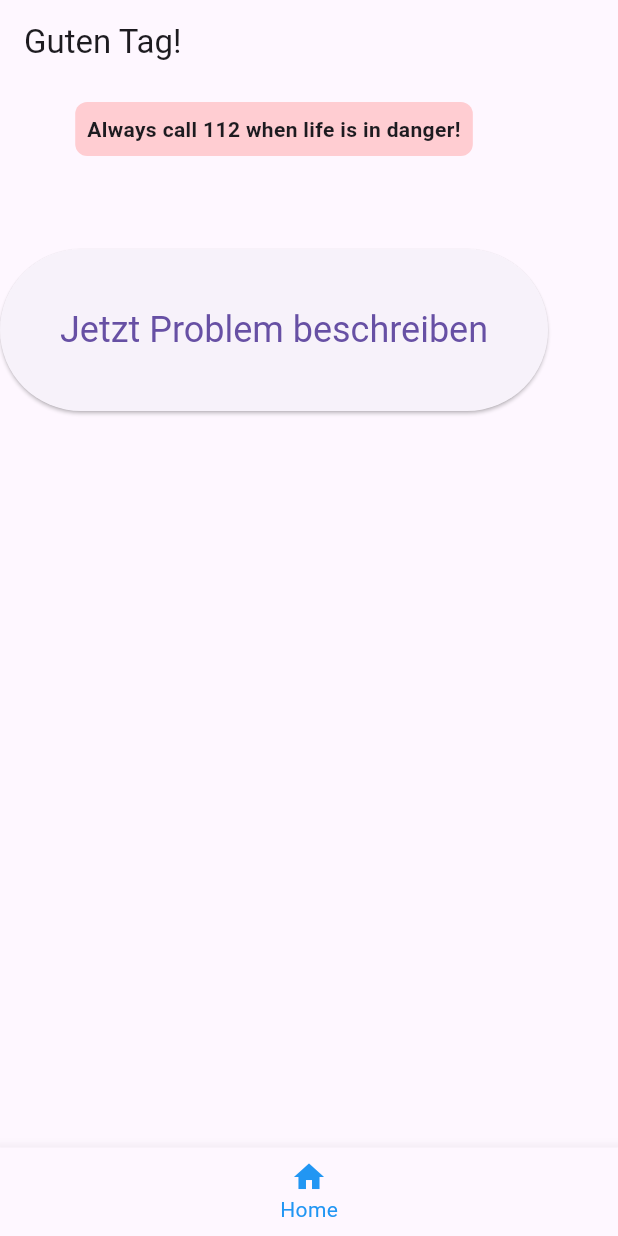
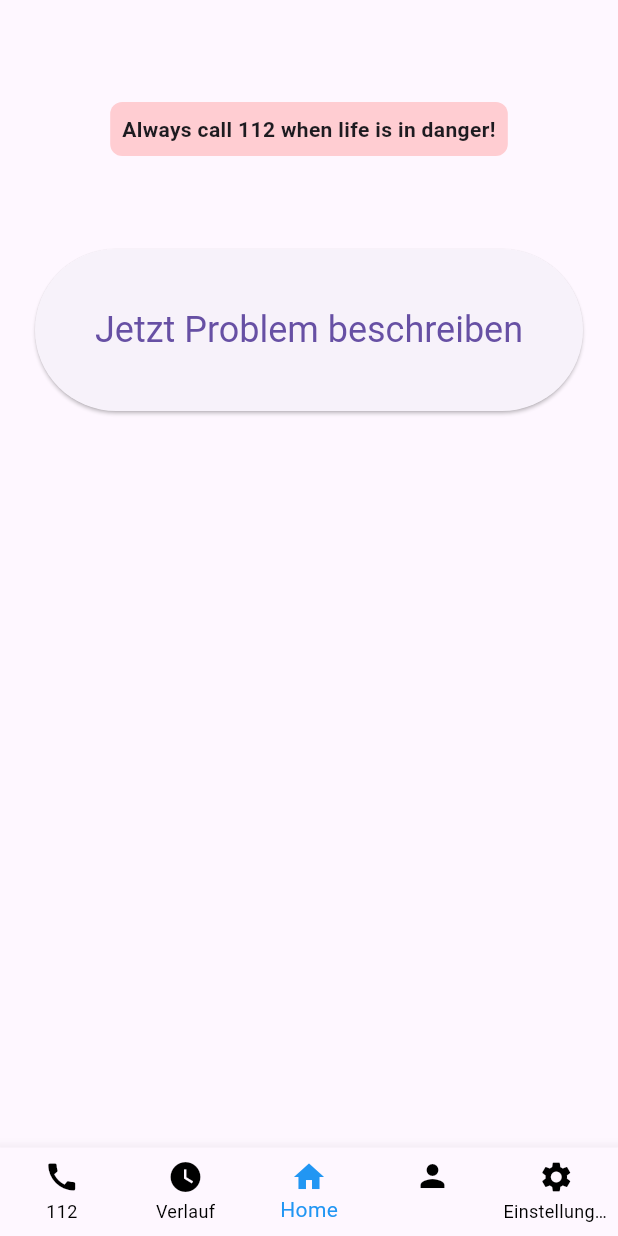
Before and after one commit to JoLeClJh/GerEA, a Flutter app: the screen it shows after launch, on a phone screen of 412 x 824 dp. Run offline on Flutter 3.47's test engine with Material 3 defaults, Android fonts, the light colour scheme and no system bars; our stand-ins replace permission_handler.

Commit message:
Added Top Bar

```diff
--- a/lib/main.dart
+++ b/lib/main.dart
@@ -121,12 +121,13 @@ class _HomeWithBottomNavState extends State<HomeWithBottomNav> {
   Widget build(BuildContext context) {
     return Scaffold(
       appBar: AppBar(
-        title: Text('Guten Tag!'),
+        //title: Text('Guten Tag!'),
       ),
       body: Column(
         children: [
           Padding(
             padding: EdgeInsets.all(12),
+            child: Center(
               child: Container(
                 padding: EdgeInsets.all(8),
                 decoration: BoxDecoration(
@@ -137,6 +138,7 @@ class _HomeWithBottomNavState extends State<HomeWithBottomNav> {
                   'Always call 112 when life is in danger!',
                   style: TextStyle(fontWeight: FontWeight.bold),
                   textAlign: TextAlign.center,
+                ),
               ),
             ),
           ),
@@ -155,6 +157,8 @@ class _HomeWithBottomNavState extends State<HomeWithBottomNav> {
         ],
         currentIndex: _selectedIndex,
         selectedItemColor: Colors.blue,
+        unselectedItemColor: Colors.black,
+        type: BottomNavigationBarType.fixed,
         onTap: _onItemTapped,
       ),
     );
```
Lines whose indentation alone changed are shown as unchanged.
